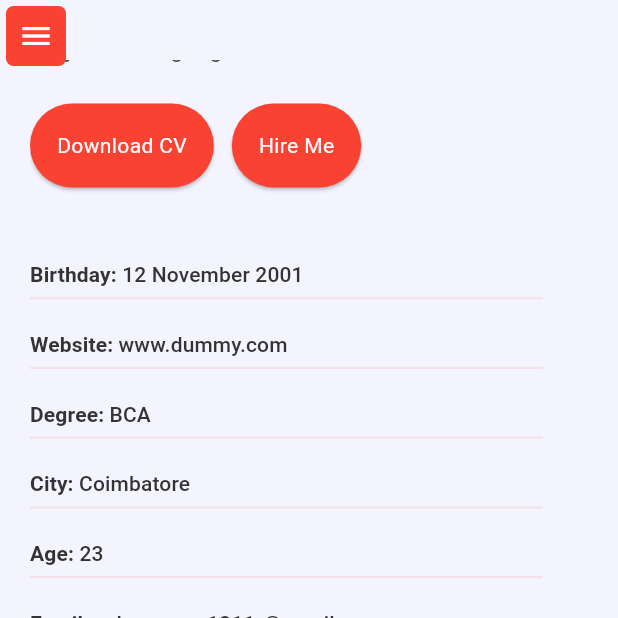
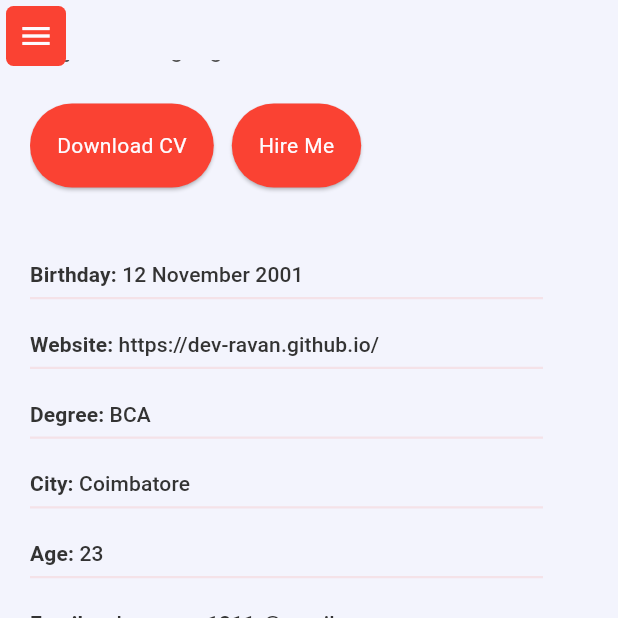
Before and after one commit to dev-ravan/my-folio, a Flutter app: the AboutPage screen opened by its route, scrolled down 576 dp, on a phone screen of 412 x 824 dp, the top half of it. Run offline on Flutter 3.47's test engine with Material 3 defaults, Android fonts, the phone set to English and light mode, and no system bars; drawn by our look-alikes of percent_indicator, toastification; our stand-ins replace equatable, flutter_bloc, flutter_svg, go_router, google_fonts; missing offline and left inert: emailjs.

Commit message:
feat:site url change

```diff
--- a/lib/Features/About/Presentation/components/skills_info.dart
+++ b/lib/Features/About/Presentation/components/skills_info.dart
@@ -9,6 +9,7 @@ class SkillsInfo extends StatelessWidget {
   Widget build(BuildContext context) {
     return ListView.builder(
         shrinkWrap: true,
+        physics: const NeverScrollableScrollPhysics(),
         itemCount: AboutDetails.techSkills.length,
         itemBuilder: (context, index) {
           final skills = AboutDetails.techSkills[index];
--- a/lib/Features/About/data/about_details.dart
+++ b/lib/Features/About/data/about_details.dart
@@ -9,7 +9,7 @@ class AboutDetails {
       "I am a dedicated and enthusiastic Flutter developer with 1.5 years of experience in software development. My expertise lies in building diverse mobile and desktop applications, as well as creating websites and web apps using Flutter. I am proficient in utilizing state management solutions such as BLoC and Provider. My technical toolkit includes experience with Firebase for backend services and local databases like SQLite and Hive for data storage. Additionally, I have worked extensively with REST API integrations to ensure seamless communication between applications and backend services. I am also well-versed in implementing Clean Architecture to maintain scalable and maintainable codebases.In addition to my development skills, I have a keen eye for design and have undertaken several design projects using Figma.";
 
   static String birthDay = "12 November 2001";
-  static String website = "www.dummy.com";
+  static String website = "https://dev-ravan.github.io/";
   static String degree = "BCA";
   static String city = "Coimbatore";
   static String age = "23";
@@ -24,7 +24,7 @@ class AboutDetails {
     SkillsMod(skill: "Figma", percentage: "70"),
     SkillsMod(skill: "Canva", percentage: "80"),
     SkillsMod(skill: "Github", percentage: "70"),
-    SkillsMod(skill: "Bit Bucket", percentage: "40"),
+    SkillsMod(skill: "Bit Bucket", percentage: "50"),
   ];
 }
 
```
